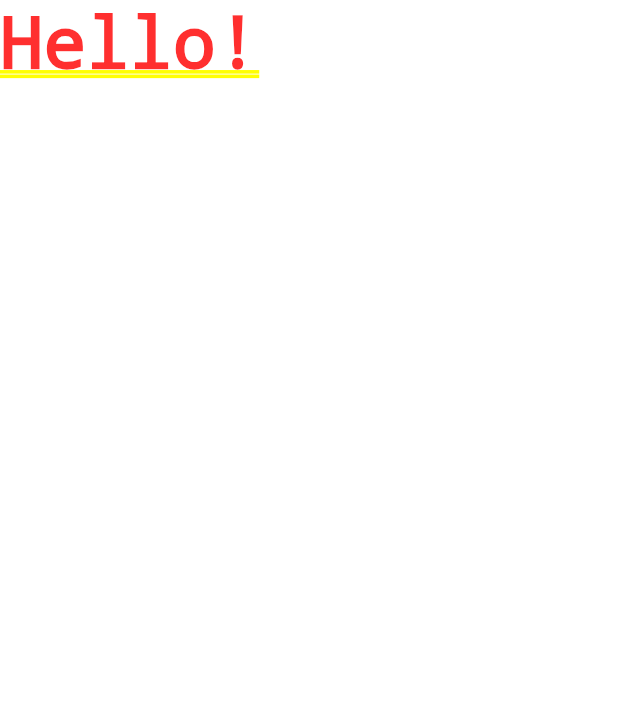
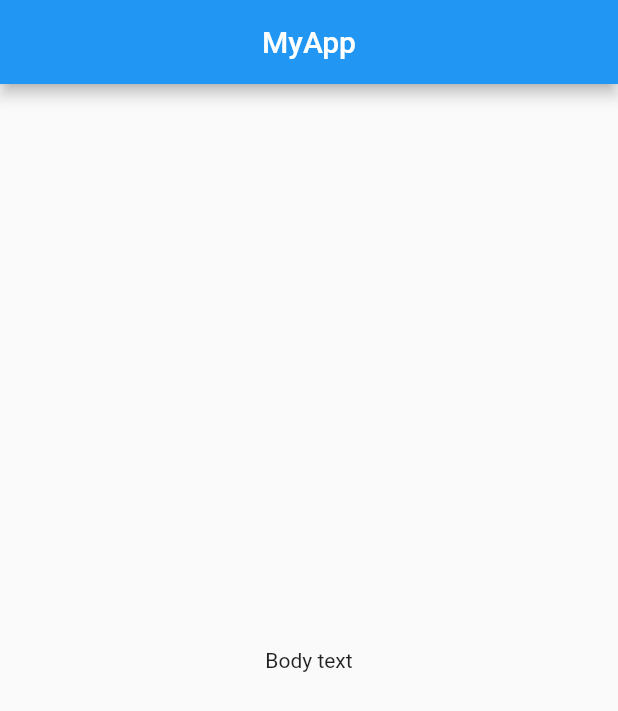
Before and after one commit to thomasbonnet12/easyexercicewithflutter, a Flutter app: the screen it shows after launch, on a phone screen of 412 x 824 dp. Shown: the top 711 px of the screen. Run offline on Flutter 3.47's test engine with Material 2 defaults, Android fonts, the phone set to English and light mode, and no system bars.

Commit message:
review basics with home, appbar and body

```diff
--- a/lib/main.dart
+++ b/lib/main.dart
@@ -8,7 +8,18 @@ class MyApp extends StatelessWidget {
   @override
   Widget build(BuildContext context) {
     return MaterialApp(
-      home: Text('Hello!'),
+      home: Scaffold(
+        appBar: AppBar(
+          title: Center(
+            child: Text(
+              'MyApp',
+            ),
+          ),
+        ),
+        body: Center(
+          child: Text('Body text'),
+        ),
+      ),
     );
   }
 }
```
